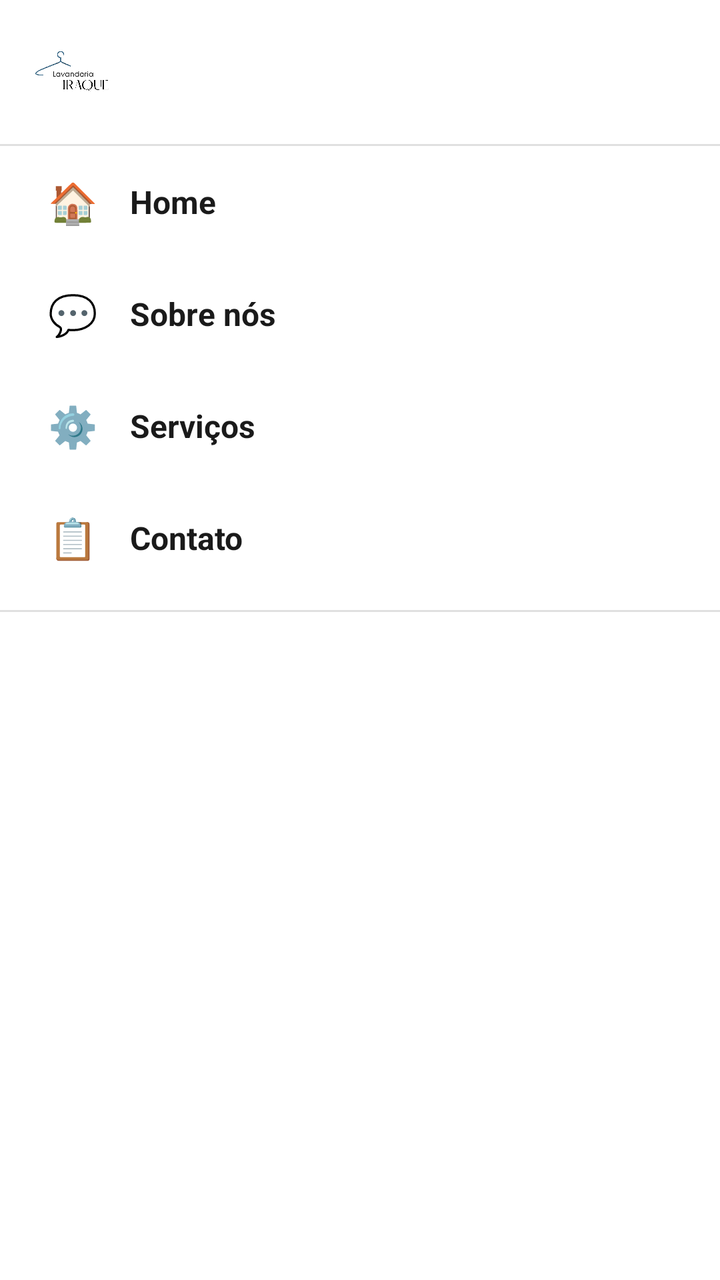
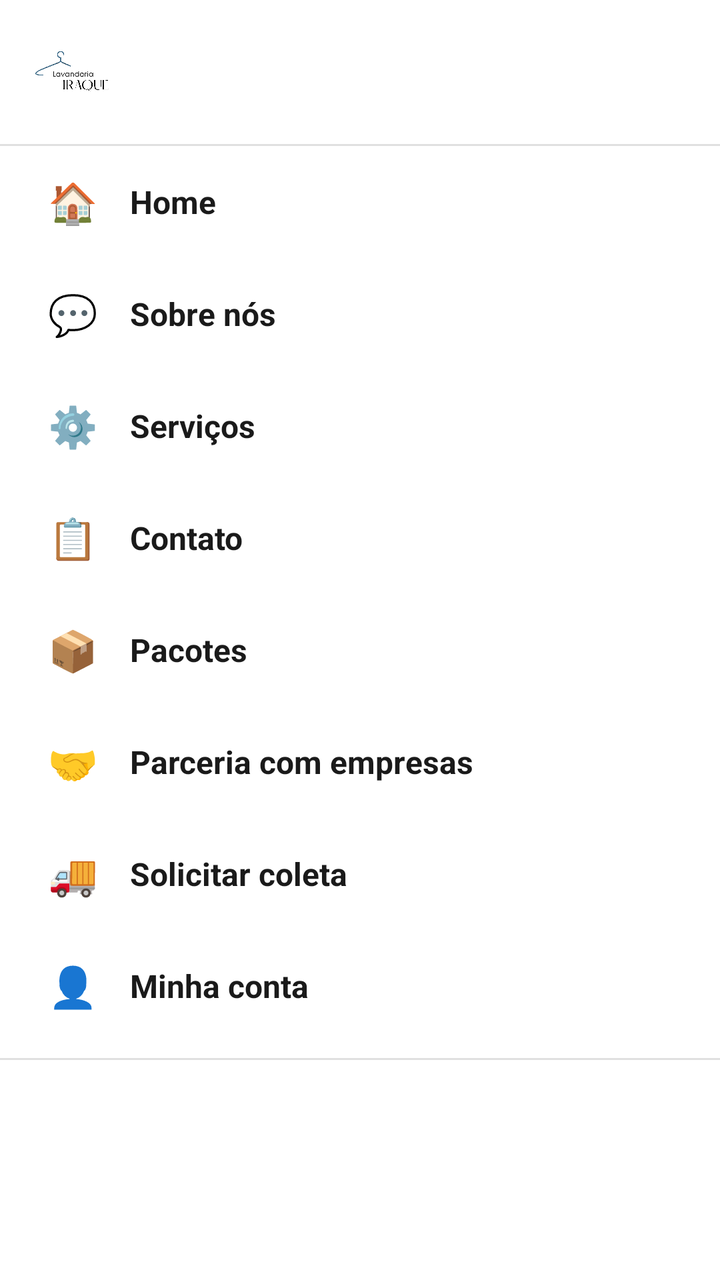

Compare the two renders of this Android layout. The source of the first and the diff that turns it into the second are given below.
<!-- AndroidManifest.xml: application theme Theme.Lavanderiairaque -->
<!-- res/layout/activity_menu.xml -->
<?xml version="1.0" encoding="utf-8"?>
<ScrollView xmlns:android="http://schemas.android.com/apk/res/android"
    android:layout_width="match_parent"
    android:layout_height="match_parent"
    android:background="#FFFFFF">

    <LinearLayout
        android:layout_width="match_parent"
        android:layout_height="wrap_content"
        android:orientation="vertical">

        
        <LinearLayout
            android:layout_width="match_parent"
            android:layout_height="72dp"
            android:orientation="horizontal"
            android:gravity="center_vertical"
            android:paddingLeft="16dp"
            android:paddingRight="16dp"
            android:background="#FFFFFF">
            <ImageView
                android:layout_width="80dp"
                android:layout_height="40dp"
                android:src="@drawable/logoo"
                android:scaleType="fitStart"/>
        </LinearLayout>

        <View android:layout_width="match_parent" android:layout_height="1dp" android:background="#E0E0E0"/>

        
        <LinearLayout android:id="@+id/menuHome"
            android:layout_width="match_parent" android:layout_height="56dp"
            android:orientation="horizontal" android:gravity="center_vertical"
            android:paddingLeft="24dp" android:paddingRight="24dp"
            android:background="?attr/selectableItemBackground"
            android:clickable="true" android:focusable="true">
            <TextView android:layout_width="wrap_content" android:layout_height="wrap_content"
                android:text="🏠" android:textSize="20sp" android:layout_marginRight="16dp"/>
            <TextView android:layout_width="wrap_content" android:layout_height="wrap_content"
                android:text="Home" android:textSize="16sp" android:textStyle="bold" android:textColor="#1A1A1A"/>
        </LinearLayout>

        
        <LinearLayout android:id="@+id/menuSobreNos"
            android:layout_width="match_parent" android:layout_height="56dp"
            android:orientation="horizontal" android:gravity="center_vertical"
            android:paddingLeft="24dp" android:paddingRight="24dp"
            android:background="?attr/selectableItemBackground"
            android:clickable="true" android:focusable="true">
            <TextView android:layout_width="wrap_content" android:layout_height="wrap_content"
                android:text="💬" android:textSize="20sp" android:layout_marginRight="16dp"/>
            <TextView android:layout_width="wrap_content" android:layout_height="wrap_content"
                android:text="Sobre nós" android:textSize="16sp" android:textStyle="bold" android:textColor="#1A1A1A"/>
        </LinearLayout>

        
        <LinearLayout android:id="@+id/menuServicos"
            android:layout_width="match_parent" android:layout_height="56dp"
            android:orientation="horizontal" android:gravity="center_vertical"
            android:paddingLeft="24dp" android:paddingRight="24dp"
            android:background="?attr/selectableItemBackground"
            android:clickable="true" android:focusable="true">
            <TextView android:layout_width="wrap_content" android:layout_height="wrap_content"
                android:text="⚙️" android:textSize="20sp" android:layout_marginRight="16dp"/>
            <TextView android:layout_width="wrap_content" android:layout_height="wrap_content"
                android:text="Serviços" android:textSize="16sp" android:textStyle="bold" android:textColor="#1A1A1A"/>
        </LinearLayout>

        
        <LinearLayout android:id="@+id/menuContato"
            android:layout_width="match_parent" android:layout_height="56dp"
            android:orientation="horizontal" android:gravity="center_vertical"
            android:paddingLeft="24dp" android:paddingRight="24dp"
            android:background="?attr/selectableItemBackground"
            android:clickable="true" android:focusable="true">
            <TextView android:layout_width="wrap_content" android:layout_height="wrap_content"
                android:text="📋" android:textSize="20sp" android:layout_marginRight="16dp"/>
            <TextView android:layout_width="wrap_content" android:layout_height="wrap_content"
                android:text="Contato" android:textSize="16sp" android:textStyle="bold" android:textColor="#1A1A1A"/>
        </LinearLayout>

        <View android:layout_width="match_parent" android:layout_height="1dp"
            android:background="#E0E0E0" android:layout_marginTop="8dp" android:layout_marginBottom="8dp"/>

        
        <LinearLayout android:id="@+id/secaoAdmin"
            android:layout_width="match_parent" android:layout_height="wrap_content"
            android:orientation="vertical" android:visibility="gone">

            <TextView android:layout_width="wrap_content" android:layout_height="wrap_content"
                android:text="ADMINISTRAÇÃO" android:textSize="11sp" android:textColor="#888888"
                android:paddingLeft="24dp" android:paddingRight="24dp" android:paddingTop="8dp" android:paddingBottom="8dp"/>

            
            <LinearLayout android:id="@+id/menuPainelAdmin"
                android:layout_width="match_parent" android:layout_height="56dp"
                android:orientation="horizontal" android:gravity="center_vertical"
                android:paddingLeft="24dp" android:paddingRight="24dp"
                android:background="?attr/selectableItemBackground"
                android:clickable="true" android:focusable="true">
                <TextView android:layout_width="wrap_content" android:layout_height="wrap_content"
                    android:text="🛡️" android:textSize="20sp" android:layout_marginRight="16dp"/>
                <TextView android:layout_width="wrap_content" android:layout_height="wrap_content"
                    android:text="Painel Admin" android:textSize="16sp" android:textStyle="bold" android:textColor="#1A1A1A"/>
            </LinearLayout>

            
            <LinearLayout android:id="@+id/menuUsuarios"
                android:layout_width="match_parent" android:layout_height="56dp"
                android:orientation="horizontal" android:gravity="center_vertical"
                android:paddingLeft="24dp" android:paddingRight="24dp"
                android:background="?attr/selectableItemBackground"
                android:clickable="true" android:focusable="true">
                <TextView android:layout_width="wrap_content" android:layout_height="wrap_content"
                    android:text="👤" android:textSize="20sp" android:layout_marginRight="16dp"/>
                <TextView android:layout_width="wrap_content" android:layout_height="wrap_content"
                    android:text="Usuários" android:textSize="16sp" android:textStyle="bold" android:textColor="#1A1A1A"/>
            </LinearLayout>

            
            <LinearLayout android:id="@+id/menuAdmins"
                android:layout_width="match_parent" android:layout_height="56dp"
                android:orientation="horizontal" android:gravity="center_vertical"
                android:paddingLeft="24dp" android:paddingRight="24dp"
                android:background="?attr/selectableItemBackground"
                android:clickable="true" android:focusable="true">
                <TextView android:layout_width="wrap_content" android:layout_height="wrap_content"
                    android:text="🔑" android:textSize="20sp" android:layout_marginRight="16dp"/>
                <TextView android:layout_width="wrap_content" android:layout_height="wrap_content"
                    android:text="Admins" android:textSize="16sp" android:textStyle="bold" android:textColor="#1A1A1A"/>
            </LinearLayout>

            
            <LinearLayout android:id="@+id/menuPedidos"
                android:layout_width="match_parent" android:layout_height="56dp"
                android:orientation="horizontal" android:gravity="center_vertical"
                android:paddingLeft="24dp" android:paddingRight="24dp"
                android:background="?attr/selectableItemBackground"
                android:clickable="true" android:focusable="true">
                <TextView android:layout_width="wrap_content" android:layout_height="wrap_content"
                    android:text="📦" android:textSize="20sp" android:layout_marginRight="16dp"/>
                <TextView android:layout_width="wrap_content" android:layout_height="wrap_content"
                    android:text="Pedidos" android:textSize="16sp" android:textStyle="bold" android:textColor="#1A1A1A"/>
            </LinearLayout>

        </LinearLayout>

    </LinearLayout>
</ScrollView>
<!-- resources referenced by this layout -->
<resources>
  <!-- drawable logoo: png bitmap (drawable, 426983 bytes) -->
  <style name="Theme.Lavanderiairaque" parent="Base.Theme.Lavanderiairaque" />
  <style name="Base.Theme.Lavanderiairaque" parent="Theme.Material3.DayNight.NoActionBar">
          
          
      </style>
</resources>

<!-- the commit's change to res/layout/activity_menu.xml (unified diff, before → after) -->
@@ -79,6 +79,58 @@
                 android:text="Contato" android:textSize="16sp" android:textStyle="bold" android:textColor="#1A1A1A"/>
         </LinearLayout>
 
+        
+        <LinearLayout android:id="@+id/menuPacotes"
+            android:layout_width="match_parent" android:layout_height="56dp"
+            android:orientation="horizontal" android:gravity="center_vertical"
+            android:paddingLeft="24dp" android:paddingRight="24dp"
+            android:background="?attr/selectableItemBackground"
+            android:clickable="true" android:focusable="true">
+            <TextView android:layout_width="wrap_content" android:layout_height="wrap_content"
+                android:text="📦" android:textSize="20sp" android:layout_marginRight="16dp"/>
+            <TextView android:layout_width="wrap_content" android:layout_height="wrap_content"
+                android:text="Pacotes" android:textSize="16sp" android:textStyle="bold" android:textColor="#1A1A1A"/>
+        </LinearLayout>
+
+        
+        <LinearLayout android:id="@+id/menuParceriaEmpresas"
+            android:layout_width="match_parent" android:layout_height="56dp"
+            android:orientation="horizontal" android:gravity="center_vertical"
+            android:paddingLeft="24dp" android:paddingRight="24dp"
+            android:background="?attr/selectableItemBackground"
+            android:clickable="true" android:focusable="true">
+            <TextView android:layout_width="wrap_content" android:layout_height="wrap_content"
+                android:text="🤝" android:textSize="20sp" android:layout_marginRight="16dp"/>
+            <TextView android:layout_width="wrap_content" android:layout_height="wrap_content"
+                android:text="Parceria com empresas" android:textSize="16sp" android:textStyle="bold" android:textColor="#1A1A1A"/>
+        </LinearLayout>
+
+        
+        <LinearLayout android:id="@+id/menuSolicitarColeta"
+            android:layout_width="match_parent" android:layout_height="56dp"
+            android:orientation="horizontal" android:gravity="center_vertical"
+            android:paddingLeft="24dp" android:paddingRight="24dp"
+            android:background="?attr/selectableItemBackground"
+            android:clickable="true" android:focusable="true">
+            <TextView android:layout_width="wrap_content" android:layout_height="wrap_content"
+                android:text="🚚" android:textSize="20sp" android:layout_marginRight="16dp"/>
+            <TextView android:layout_width="wrap_content" android:layout_height="wrap_content"
+                android:text="Solicitar coleta" android:textSize="16sp" android:textStyle="bold" android:textColor="#1A1A1A"/>
+        </LinearLayout>
+
+        
+        <LinearLayout android:id="@+id/menuMinhaConta"
+            android:layout_width="match_parent" android:layout_height="56dp"
+            android:orientation="horizontal" android:gravity="center_vertical"
+            android:paddingLeft="24dp" android:paddingRight="24dp"
+            android:background="?attr/selectableItemBackground"
+            android:clickable="true" android:focusable="true">
+            <TextView android:layout_width="wrap_content" android:layout_height="wrap_content"
+                android:text="👤" android:textSize="20sp" android:layout_marginRight="16dp"/>
+            <TextView android:layout_width="wrap_content" android:layout_height="wrap_content"
+                android:text="Minha conta" android:textSize="16sp" android:textStyle="bold" android:textColor="#1A1A1A"/>
+        </LinearLayout>
+
         <View android:layout_width="match_parent" android:layout_height="1dp"
             android:background="#E0E0E0" android:layout_marginTop="8dp" android:layout_marginBottom="8dp"/>
 
@@ -138,7 +190,7 @@
                 android:background="?attr/selectableItemBackground"
                 android:clickable="true" android:focusable="true">
                 <TextView android:layout_width="wrap_content" android:layout_height="wrap_content"
-                    android:text="📦" android:textSize="20sp" android:layout_marginRight="16dp"/>
+                    android:text="🗂️" android:textSize="20sp" android:layout_marginRight="16dp"/>
                 <TextView android:layout_width="wrap_content" android:layout_height="wrap_content"
                     android:text="Pedidos" android:textSize="16sp" android:textStyle="bold" android:textColor="#1A1A1A"/>
             </LinearLayout>
